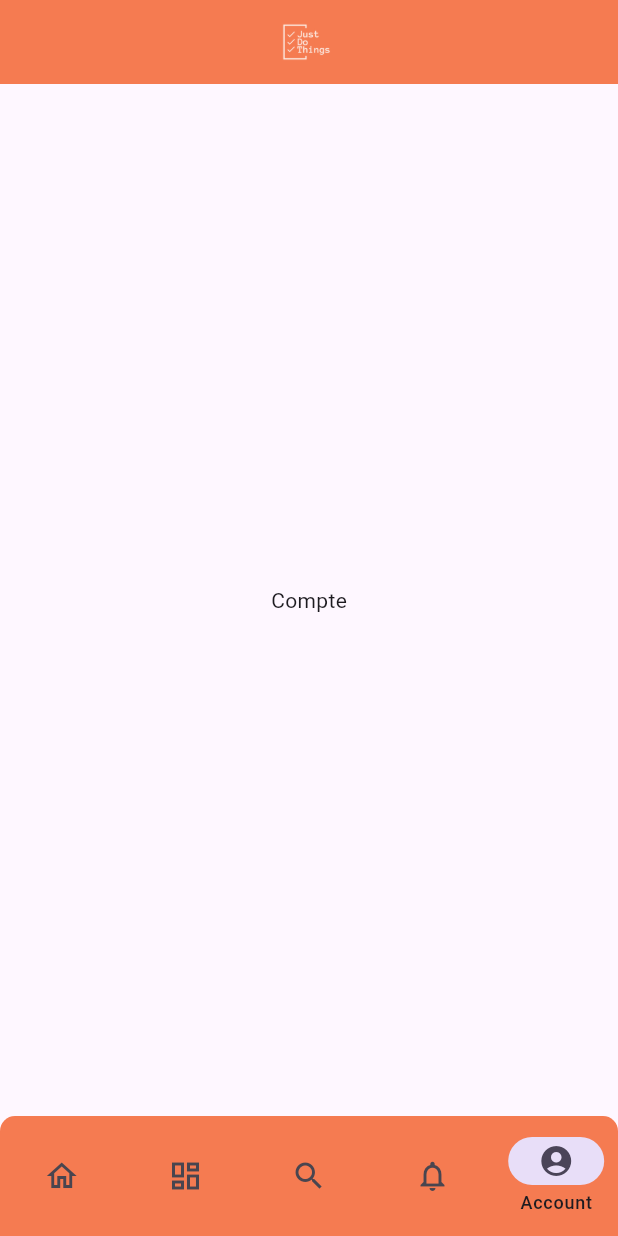
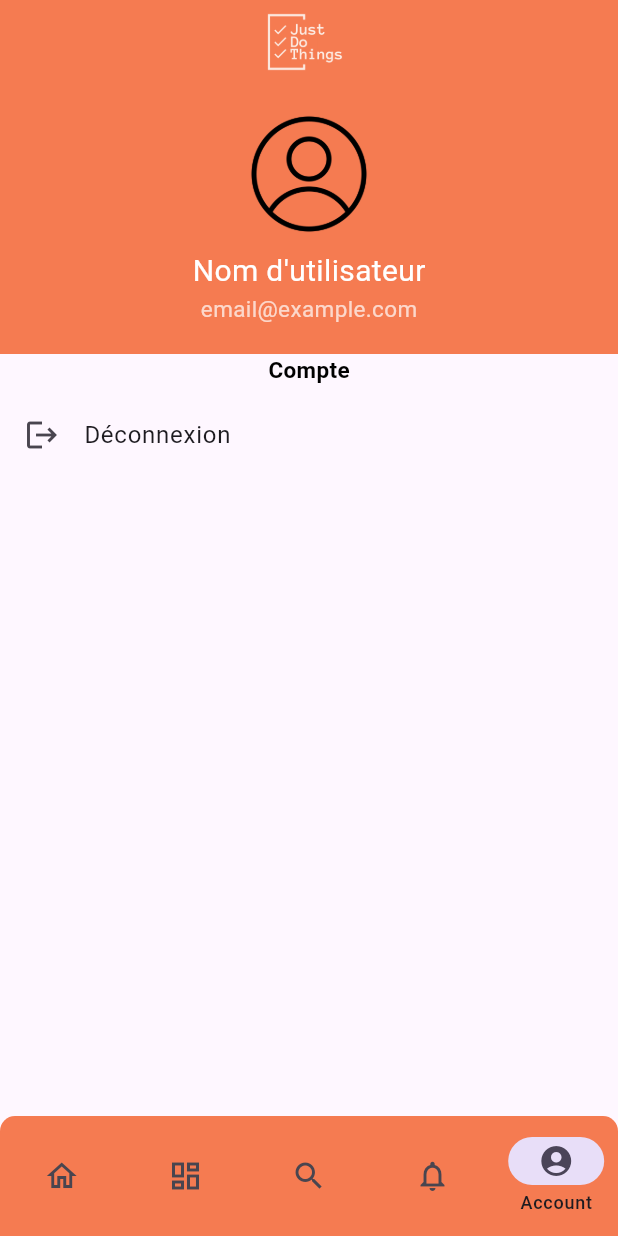
Before and after one commit to iamhmh/flutter_trello_app, a Flutter app: the DashboardScreen screen opened directly, item 5 of the bottom bar chosen, on a phone screen of 412 x 824 dp. Run offline on Flutter 3.47's test engine with Material 3 defaults, Android fonts, the light colour scheme and no system bars; our stand-ins replace flutter_secure_storage; missing offline and left inert: flutter_web_auth; accounts and stored records are empty; generated files the repository leaves out were written again.

Commit message:
[add] adding auth system with Trello API OAuth - Disconnect - Dashboard Screen, Board Screen and Account Screen

```diff
--- a/trello_app/lib/src/app.dart
+++ b/trello_app/lib/src/app.dart
@@ -2,7 +2,6 @@
 import 'package:flutter_gen/gen_l10n/app_localizations.dart';
 import 'package:flutter_localizations/flutter_localizations.dart';
 import 'package:trello_app/src/screens/home_screen.dart';
-import 'package:trello_app/src/screens/login_screen.dart';
 
 class MyApp extends StatelessWidget {
   @override
@@ -18,7 +17,7 @@
         const Locale('en', ''), // English, no country code
         // Other locales your app supports
       ],
-      title: 'Flutter Demo',
+      title: 'Just Do Things',
       theme: ThemeData(
         primarySwatch: Colors.blue,
       ),
--- a/trello_app/lib/src/components/custom_app_bar.dart
+++ b/trello_app/lib/src/components/custom_app_bar.dart
@@ -7,7 +7,7 @@
         backgroundColor: Color(0xfff57b51),
         centerTitle: true,
         title: Container(
-          height: 50,
+          height: 80,
           child: Image.asset('assets/images/logo.png'),
         ),
       );
--- /dev/null
+++ b/trello_app/lib/src/screens/account_screen.dart
@@ -0,0 +1,51 @@
+import 'package:flutter/material.dart';
+import 'package:flutter_secure_storage/flutter_secure_storage.dart';
+import 'package:trello_app/src/screens/home_screen.dart';
+
+class AccountScreen extends StatelessWidget {
+  final storage = FlutterSecureStorage(); // Instance de FlutterSecureStorage
+
+  void logout(BuildContext context) async {
+    await storage.delete(key: 'authToken'); // Supprime le token
+    Navigator.of(context).pushAndRemoveUntil(
+      MaterialPageRoute(builder: (context) => HomeScreen()), // Redirige vers HomeScreen
+      (Route<dynamic> route) => false,
+    );
+  }
+
+  @override
+  Widget build(BuildContext context) {
+    return Scaffold(
+      body: Column(
+        children: [
+          Container(
+            color: Color(0xfff57b51),
+            width: double.infinity,
+            padding: EdgeInsets.all(20),
+            child: Column(
+              children: [
+                CircleAvatar(
+                  radius: 40,
+                  backgroundImage: AssetImage(
+                        "assets/images/utilisateur.png"),
+                    backgroundColor: Colors.transparent,
+                ),
+                SizedBox(height: 10),
+                Text('Nom d\'utilisateur', style: TextStyle(fontSize: 20, color: Colors.white)),
+                Text('email@example.com', style: TextStyle(fontSize: 15, color: Colors.white70)),
+              ],
+            ),
+          ),
+          // Liste d'onglets
+          Text('Compte', style: TextStyle(fontSize: 15, color: Colors.black, fontWeight: FontWeight.bold)),
+          SizedBox(height: 5),
+          ListTile(
+            leading: Icon(Icons.logout),
+            title: Text('Déconnexion'),
+            onTap: () => logout(context),
+          ),
+        ],
+      ),
+    );
+  }
+}
--- a/trello_app/lib/src/screens/dashboard_screen.dart
+++ b/trello_app/lib/src/screens/dashboard_screen.dart
@@ -1,6 +1,8 @@
 import 'package:flutter/material.dart';
 import 'package:trello_app/src/components/custom_navigation_bar.dart';
 import 'package:trello_app/src/components/custom_app_bar.dart';
+import 'package:trello_app/src/screens/account_screen.dart';
+import 'package:trello_app/src/screens/boards_screen.dart';
 
 class DashboardScreen extends StatefulWidget {
   @override
@@ -12,10 +14,10 @@
 
   List<Widget> _widgetOptions() => [
         DashboardContent(), // Ici, tu utilises le widget DashboardContent pour la page d'accueil
-        Center(child: Text('Mes tableaux')),
+        BoardScreen(),
         Center(child: Text('Recherchez')),
         Center(child: Text('Notifications')),
-        Center(child: Text('Compte')),
+        AccountScreen(),
       ];
 
   void _onItemTapped(int index) {
@@ -77,7 +79,7 @@
               style: TextStyle(fontSize: 12, color: Colors.white),
             ),
             style: ElevatedButton.styleFrom(
-              backgroundColor: Color(0xfff57b51), // Couleur du bouton
+              backgroundColor: Color(0xfff57b51),
             ),
           ),
         ],
--- a/trello_app/pubspec.yaml
+++ b/trello_app/pubspec.yaml
@@ -15,7 +15,10 @@
   http: ^0.13.3
   flutter_localizations:
     sdk: flutter
-
+  flutter_web_auth: ^0.4.0
+  flutter_appauth: ^2.0.0
+  webview_flutter: ^2.0.12
+  flutter_secure_storage: ^9.0.0
 dev_dependencies:
   flutter_test:
     sdk: flutter
```
Also changed, not shown: trello_app/lib/src/screens/board_screen.dart (deleted, +0 -10 lines), trello_app/lib/src/screens/boards_screen.dart (added, +48 -0 lines), trello_app/lib/src/screens/card_detail_screen.dart (deleted, +0 -10 lines), trello_app/lib/src/screens/create_card_screen.dart (deleted, +0 -10 lines), trello_app/lib/src/screens/home_screen.dart (+2 -6 lines), trello_app/lib/src/screens/login_screen.dart (deleted, +0 -15 lines), trello_app/lib/src/screens/register_screen.dart (deleted, +0 -10 lines), trello_app/lib/src/services/trello_auth_service.dart (+24 -9 lines), trello_app/pubspec.lock, 8 other files.
